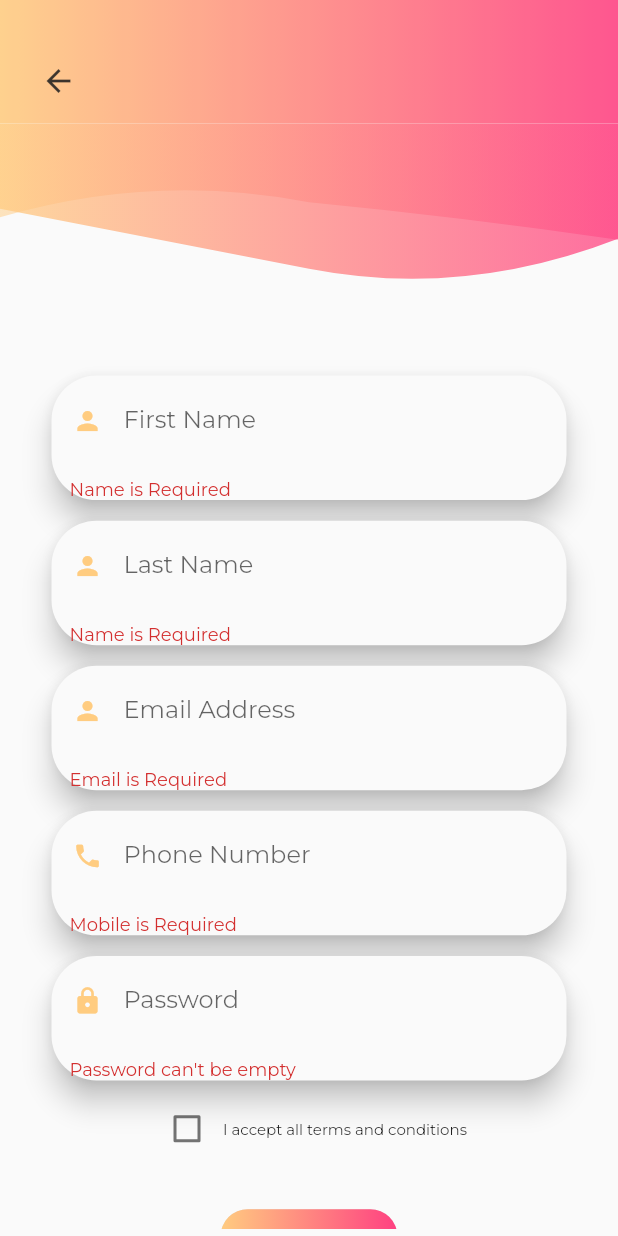
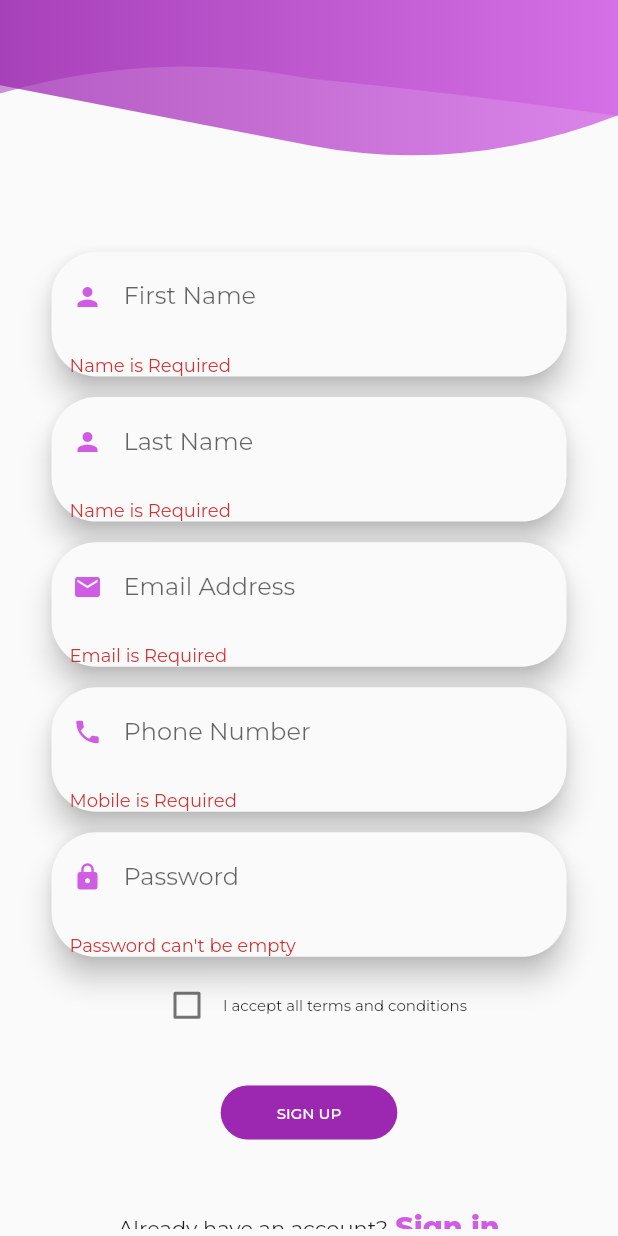
Before and after one commit to MartinMbae/gas_delivery, a Flutter app: the SignUpScreen screen opened by its route, after a tap on "SIGN UP", on a phone screen of 412 x 824 dp. Run offline on Flutter 3.47's test engine with Material 2 defaults, Android fonts, the light colour scheme and no system bars; our stand-ins replace badges, cached_network_image, cool_alert, fluttertoast, font_awesome_flutter, google_fonts and 1 more; missing offline and left inert: ars_progress_dialog, flutter_awesome_alert_box, flutter_cart, flutter_number_picker; accounts and stored records are empty; network calls fail.

Commit message:
Added Colors

```diff
--- a/lib/pages/homepage.dart
+++ b/lib/pages/homepage.dart
@@ -106,7 +106,7 @@ class HomePageState extends State<HomePage> {
         width: MediaQuery.of(context).size.width * 0.75,
         child: new Drawer(
           child: new Column(
-            children: <Widget>[
+            children: [
               new UserAccountsDrawerHeader(
                   accountName: new Text("$username"),
                 accountEmail: Text("$email"),
--- a/lib/ui/signup.dart
+++ b/lib/ui/signup.dart
@@ -5,11 +5,11 @@ import 'package:flutter/material.dart';
 import 'package:flutter/services.dart';
 import 'package:flutter_awesome_alert_box/flutter_awesome_alert_box.dart';
 import 'package:fluttertoast/fluttertoast.dart';
-import 'package:gas_delivery/fragments/dashboard.dart';
 import 'package:gas_delivery/pages/homepage.dart';
-import 'package:gas_delivery/ui/widgets/custom_shape.dart';
+import 'package:gas_delivery/ui/widgets/clipshape.dart';
 import 'package:gas_delivery/ui/widgets/customappbar.dart';
 import 'package:gas_delivery/ui/widgets/responsive_ui.dart';
+import 'package:gas_delivery/utils/colors.dart';
 import 'package:gas_delivery/utils/constants.dart';
 import 'package:gas_delivery/utils/custom_methods.dart';
 import 'package:gas_delivery/utils/shared_pref.dart';
@@ -63,8 +63,7 @@ class _SignUpScreenState extends State<SignUpScreen> {
             padding: EdgeInsets.only(bottom: 50),
             child: Column(
               children: <Widget>[
-                Opacity(opacity: 0.88, child: CustomAppBar()),
-                clipShape(),
+                ClipShape(),
                 form(),
                 acceptTermsTextRow(),
                 SizedBox(
@@ -80,50 +79,6 @@ class _SignUpScreenState extends State<SignUpScreen> {
     );
   }
 
-  Widget clipShape() {
-    return Stack(
-      children: <Widget>[
-        Opacity(
-          opacity: 0.75,
-          child: ClipPath(
-            clipper: CustomShapeClipper(),
-            child: Container(
-              height: _large
-                  ? _height / 8
-                  : (_medium ? _height / 7 : _height / 6.5),
-              decoration: BoxDecoration(
-                gradient: LinearGradient(
-                  colors: [
-                    Colors.orange[200] ?? Colors.orange,
-                    Colors.pinkAccent
-                  ],
-                ),
-              ),
-            ),
-          ),
-        ),
-        Opacity(
-          opacity: 0.5,
-          child: ClipPath(
-            clipper: CustomShapeClipper2(),
-            child: Container(
-              height: _large
-                  ? _height / 12
-                  : (_medium ? _height / 11 : _height / 10),
-              decoration: BoxDecoration(
-                gradient: LinearGradient(
-                  colors: [
-                    Colors.orange[200] ?? Colors.orange,
-                    Colors.pinkAccent
-                  ],
-                ),
-              ),
-            ),
-          ),
-        ),
-      ],
-    );
-  }
 
   Widget form() {
     return Container(
@@ -139,10 +94,10 @@ class _SignUpScreenState extends State<SignUpScreen> {
               child: TextFormField(
                 controller: firstNameController,
                 keyboardType: TextInputType.text,
-                cursorColor: Colors.orange[200],
+                cursorColor: primaryColorLight,
                 decoration: InputDecoration(
                   prefixIcon:
-                      Icon(Icons.person, color: Colors.orange[200], size: 20),
+                      Icon(Icons.person, color: primaryColorLight, size: 20),
                   hintText: "First Name",
                   border: OutlineInputBorder(
                       borderRadius: BorderRadius.circular(30.0),
@@ -161,10 +116,10 @@ class _SignUpScreenState extends State<SignUpScreen> {
               child: TextFormField(
                 controller: lastNameController,
                 keyboardType: TextInputType.text,
-                cursorColor: Colors.orange[200],
+                cursorColor: primaryColorLight,
                 decoration: InputDecoration(
                   prefixIcon:
-                      Icon(Icons.person, color: Colors.orange[200], size: 20),
+                      Icon(Icons.person, color: primaryColorLight, size: 20),
                   hintText: "Last Name",
                   border: OutlineInputBorder(
                       borderRadius: BorderRadius.circular(30.0),
@@ -183,10 +138,10 @@ class _SignUpScreenState extends State<SignUpScreen> {
               child: TextFormField(
                 controller: emailController,
                 keyboardType: TextInputType.emailAddress,
-                cursorColor: Colors.orange[200],
+                cursorColor: primaryColorLight,
                 decoration: InputDecoration(
                   prefixIcon:
-                      Icon(Icons.person, color: Colors.orange[200], size: 20),
+                      Icon(Icons.email, color: primaryColorLight, size: 20),
                   hintText: "Email Address",
                   border: OutlineInputBorder(
                       borderRadius: BorderRadius.circular(30.0),
@@ -206,10 +161,10 @@ class _SignUpScreenState extends State<SignUpScreen> {
                 controller: phoneController,
                 keyboardType: TextInputType.number,
                 inputFormatters: [FilteringTextInputFormatter.digitsOnly],
-                cursorColor: Colors.orange[200],
+                cursorColor: primaryColorLight,
                 decoration: InputDecoration(
                   prefixIcon:
-                      Icon(Icons.phone, color: Colors.orange[200], size: 20),
+                      Icon(Icons.phone, color: primaryColorLight, size: 20),
                   hintText: "Phone Number",
                   border: OutlineInputBorder(
                       borderRadius: BorderRadius.circular(30.0),
@@ -228,11 +183,11 @@ class _SignUpScreenState extends State<SignUpScreen> {
               child: TextFormField(
                 controller: passwordController,
                 keyboardType: TextInputType.text,
-                cursorColor: Colors.orange[200],
+                cursorColor: primaryColorLight,
                 obscureText: true,
                 decoration: InputDecoration(
                   prefixIcon:
-                      Icon(Icons.lock, color: Colors.orange[200], size: 20),
+                      Icon(Icons.lock, color: primaryColorLight, size: 20),
                   hintText: "Password",
                   border: OutlineInputBorder(
                       borderRadius: BorderRadius.circular(30.0),
@@ -257,7 +212,7 @@ class _SignUpScreenState extends State<SignUpScreen> {
         mainAxisAlignment: MainAxisAlignment.center,
         children: <Widget>[
           Checkbox(
-              activeColor: Colors.orange[200],
+              activeColor: primaryColorLight,
               value: checkBoxValue,
               onChanged: (bool? newValue) {
                 setState(() {
@@ -305,9 +260,7 @@ class _SignUpScreenState extends State<SignUpScreen> {
         width: _large ? _width / 4 : (_medium ? _width / 3.75 : _width / 3.5),
         decoration: BoxDecoration(
           borderRadius: BorderRadius.all(Radius.circular(20.0)),
-          gradient: LinearGradient(
-            colors: [Colors.orange[200] ?? Colors.orange, Colors.pinkAccent],
-          ),
+          color: primaryColor,
         ),
         padding: const EdgeInsets.all(12.0),
         child: Text(
@@ -339,7 +292,7 @@ class _SignUpScreenState extends State<SignUpScreen> {
               "Sign in",
               style: TextStyle(
                   fontWeight: FontWeight.w800,
-                  color: Colors.orange[200],
+                  color: primaryColorLight,
                   fontSize: 19),
             ),
           )
--- /dev/null
+++ b/lib/ui/widgets/clipshape.dart
@@ -0,0 +1,68 @@
+import 'package:flutter/material.dart';
+import 'package:gas_delivery/ui/widgets/custom_shape.dart';
+import 'package:gas_delivery/ui/widgets/responsive_ui.dart';
+import 'package:gas_delivery/utils/colors.dart';
+
+class ClipShape extends StatelessWidget {
+
+  bool checkBoxValue = false;
+  late double _height;
+  late double _width;
+  late double _pixelRatio;
+  late bool _large;
+  late bool _medium;
+
+  @override
+  Widget build(BuildContext context) {
+
+
+    _height = MediaQuery.of(context).size.height;
+    _width = MediaQuery.of(context).size.width;
+    _pixelRatio = MediaQuery.of(context).devicePixelRatio;
+    _large = ResponsiveWidget.isScreenLarge(_width, _pixelRatio);
+    _medium = ResponsiveWidget.isScreenMedium(_width, _pixelRatio);
+
+    return Stack(
+      children: <Widget>[
+        Opacity(
+          opacity: 0.75,
+          child: ClipPath(
+            clipper: CustomShapeClipper(),
+            child: Container(
+              height: _large
+                  ? _height / 8
+                  : (_medium ? _height / 7 : _height / 6.5),
+              decoration: BoxDecoration(
+                gradient: LinearGradient(
+                  colors: [
+                    primaryColor,
+                    primaryColorLight
+                  ],
+                ),
+              ),
+            ),
+          ),
+        ),
+        Opacity(
+          opacity: 0.5,
+          child: ClipPath(
+            clipper: CustomShapeClipper2(),
+            child: Container(
+              height: _large
+                  ? _height / 12
+                  : (_medium ? _height / 11 : _height / 10),
+              decoration: BoxDecoration(
+                gradient: LinearGradient(
+                  colors: [
+                    primaryColor,
+                    primaryColorLight
+                  ],
+                ),
+              ),
+            ),
+          ),
+        ),
+      ],
+    );
+  }
+}
--- a/lib/utils/colors.dart
+++ b/lib/utils/colors.dart
@@ -2,7 +2,7 @@
 
 import 'package:flutter/cupertino.dart';
 
-const Color primaryColor = Color(0xFF249BEF);
-const Color primaryColorDark = Color(0xFF138ce5);
-const Color primaryColorLight = Color(0xFF58cffa);
+const Color primaryColor = Color(0xFF9c27b0);
+const Color primaryColorDark = Color(0xFF6a0080);
+const Color primaryColorLight = Color(0xFFd05ce3);
 const Color accentColor = Color(0xFF9dfcfc);
```
Also changed, not shown: lib/fragments/dashboard.dart (+4 -5 lines), lib/ui/signin.dart (+10 -58 lines).
